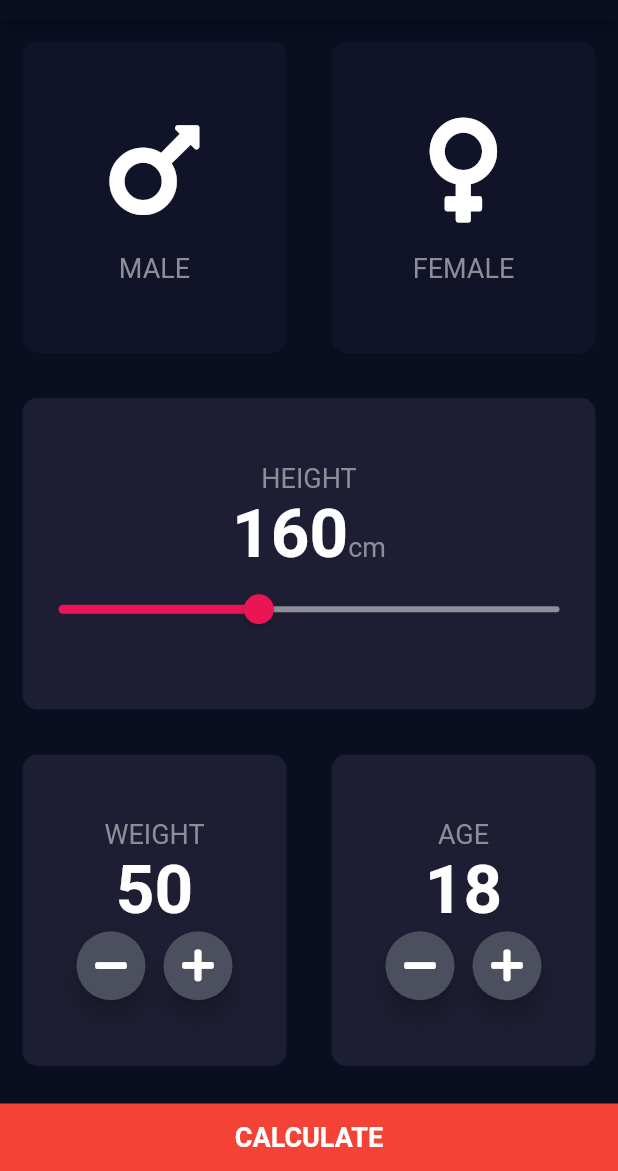
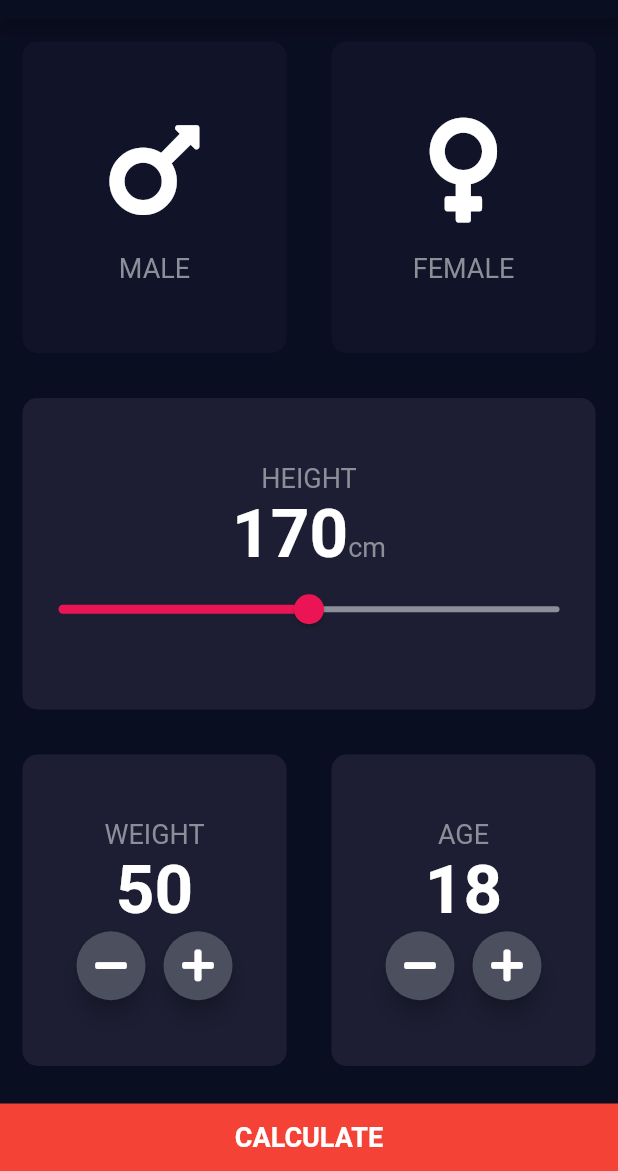
Before and after one commit to AKASHANGADII/bmi-calculator, a Flutter app: the screen it shows after launch, on a phone screen of 412 x 824 dp, the part 65-1236 px from its top. Run offline on Flutter 3.47's test engine with Material 2 defaults, Android fonts, the phone set to English and light mode, and no system bars; our stand-ins replace font_awesome_flutter.

```diff
--- a/lib/home_page.dart
+++ b/lib/home_page.dart
@@ -17,7 +17,7 @@ class HomePage extends StatefulWidget {
 
 class _HomePageState extends State<HomePage> {
   Gender selectedGender;
-  int height = 160;
+  int height = 170;
   int weight = 50;
   int age = 18;
   // Color maleCardColor = inactiveCardColour;
```
Also changed, not shown: 1 other file.
